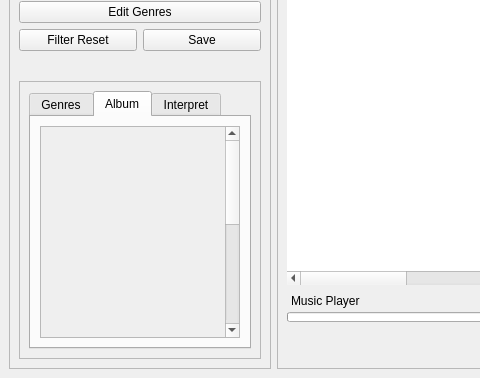
Old version of the form music_manager/GUI.ui in the repository cedi4155476/musicmanager; both pictures show x 0 to 480 and y 342 to 720 of the 898 by 720 pixel window.
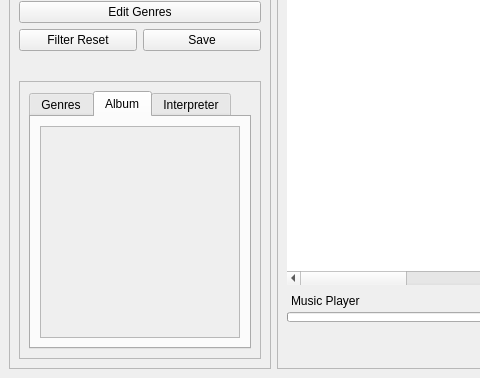
New version of the form. The open tabs and pages were chosen to show the change. Icons and pictures are not drawn. Custom widgets are drawn as their Qt base class.

```diff
--- a/music_manager/GUI.ui
+++ b/music_manager/GUI.ui
@@ -312,15 +312,18 @@
                    <enum>Qt::ScrollBarAlwaysOff</enum>
                   </property>
                   <property name="widgetResizable">
-                   <bool>false</bool>
+                   <bool>true</bool>
+                  </property>
+                  <property name="alignment">
+                   <set>Qt::AlignLeading|Qt::AlignLeft|Qt::AlignTop</set>
                   </property>
                   <widget class="QWidget" name="albumWidget">
                    <property name="geometry">
                     <rect>
                      <x>0</x>
                      <y>0</y>
-                     <width>172</width>
-                     <height>460</height>
+                     <width>194</width>
+                     <height>245</height>
                     </rect>
                    </property>
                    <property name="sizePolicy">
@@ -329,20 +332,10 @@
                      <verstretch>0</verstretch>
                     </sizepolicy>
                    </property>
-                   <layout class="QGridLayout" name="gridLayout_6">
-                    <item row="0" column="0">
-                     <layout class="QFormLayout" name="albumLayout">
-                      <property name="fieldGrowthPolicy">
-                       <enum>QFormLayout::ExpandingFieldsGrow</enum>
-                      </property>
-                      <property name="rowWrapPolicy">
-                       <enum>QFormLayout::DontWrapRows</enum>
-                      </property>
-                      <property name="labelAlignment">
-                       <set>Qt::AlignRight|Qt::AlignTrailing|Qt::AlignVCenter</set>
-                      </property>
-                     </layout>
-                    </item>
+                   <layout class="QVBoxLayout" name="albumLayout">
+                    <property name="leftMargin">
+                     <number>4</number>
+                    </property>
                    </layout>
                   </widget>
                  </widget>
@@ -351,7 +344,7 @@
               </widget>
               <widget class="QWidget" name="interpretertab">
                <attribute name="title">
-                <string>Interpret</string>
+                <string>Interpreter</string>
                </attribute>
                <layout class="QGridLayout" name="gridLayout_9">
                 <item row="0" column="0">
```
Left out of the diff: 50 changed lines with no effect on the pictures.
